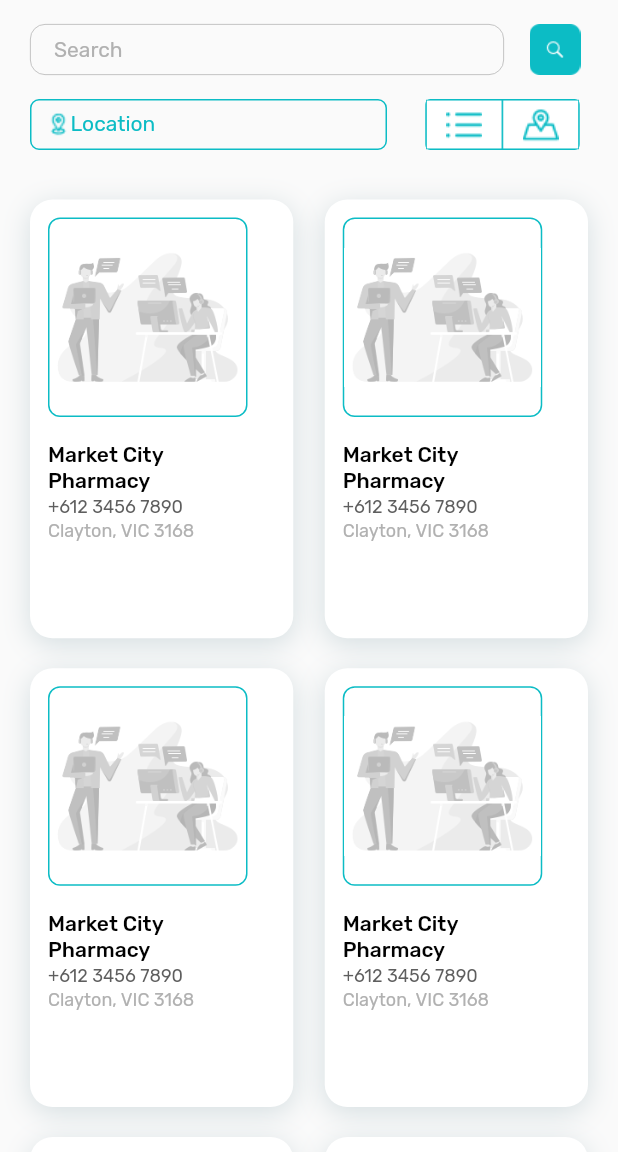
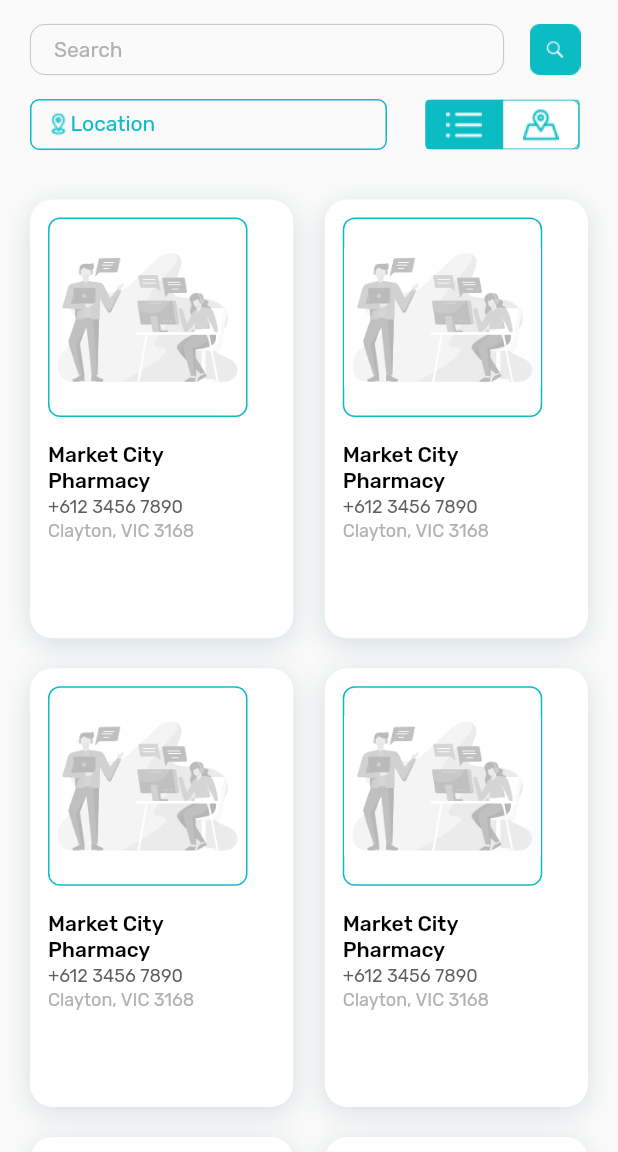
Before and after one commit to Marmik123/Mi-Aid-Flutter, a Flutter app: the EShop screen opened directly, on a phone screen of 412 x 824 dp, the part 84-1236 px from its top. Run offline on Flutter 3.47's test engine with Material 2 defaults, Android fonts, the phone set to English and light mode, and no system bars; our stand-ins replace country_code_picker, google_fonts, mask_text_input_formatter, pin_code_fields, sliding_up_panel; missing offline and left inert: get_utils.

Commit message:
+Final Commit

```diff
--- a/lib/view/user/e_shop/e_shop.dart
+++ b/lib/view/user/e_shop/e_shop.dart
@@ -14,7 +14,7 @@ class EShop extends StatefulWidget {
 
 class _EShopState extends State<EShop> {
   TextEditingController searchController = TextEditingController();
-  String _selectedValue;
+  String _selectedValue = '0';
 
   @override
   Widget build(BuildContext context) {
@@ -90,7 +90,6 @@ class _EShopState extends State<EShop> {
           ),
         ],
       ),
-
       body: SingleChildScrollView(
         child: Column(
           children: [
@@ -159,8 +158,6 @@ class _EShopState extends State<EShop> {
                 ],
               ),
             ),
-
-
             Container(
               width: MediaQuery.of(context).size.width,
               height: 50,
@@ -200,8 +197,8 @@ class _EShopState extends State<EShop> {
                               image: AssetImage(
                                   'assets/images/ic_pharmacy_currentlocation.png'),
                             ),
-                            Text(_selectedValue == '1' ?
-                              'Clarkfield' : 'Location' ,
+                            Text(
+                              _selectedValue == '1' ? 'Clarkfield' : 'Location',
                               style: GoogleFonts.rubik(
                                 color: color,
                                 fontSize: 14,
@@ -217,6 +214,8 @@ class _EShopState extends State<EShop> {
                   ),
                   Container(
                     alignment: Alignment.center,
+                    child: ClipRRect(
+                       borderRadius: BorderRadius.circular(5),
                       child: CupertinoSegmentedControl(
                         selectedColor: color,
                         unselectedColor: Colors.white,
@@ -228,8 +227,8 @@ class _EShopState extends State<EShop> {
                                   ? Color(0xFF0CBCC5)
                                   : Colors.white,
                               borderRadius: BorderRadius.only(
-                              bottomRight: Radius.circular(0),
-                              topRight: Radius.circular(0),
+                                bottomLeft: Radius.circular(5),
+                                topLeft: Radius.circular(5),
                               ),
                               border: Border.all(
                                 width: 0.5,
@@ -254,8 +253,8 @@ class _EShopState extends State<EShop> {
                                   ? Color(0xFF0CBCC5)
                                   : Colors.white,
                               borderRadius: BorderRadius.only(
-                              bottomLeft: Radius.circular(0),
-                              topLeft: Radius.circular(0),
+                                bottomRight: Radius.circular(5),
+                                topRight: Radius.circular(5),
                               ),
                               border: Border.all(
                                 width: 0.5,
@@ -281,6 +280,7 @@ class _EShopState extends State<EShop> {
                           });
                         },
                         groupValue: _selectedValue,
+                      ),
                     ),
                   ),
                 ],
```
Also changed, not shown: lib/view/user/sign_In_view/signUp.dart (+9 -14 lines). Lines whose indentation alone changed are shown as unchanged.
